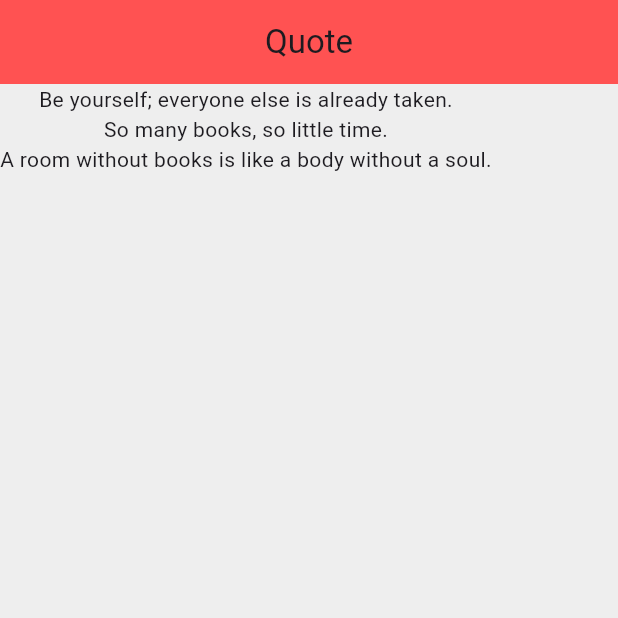
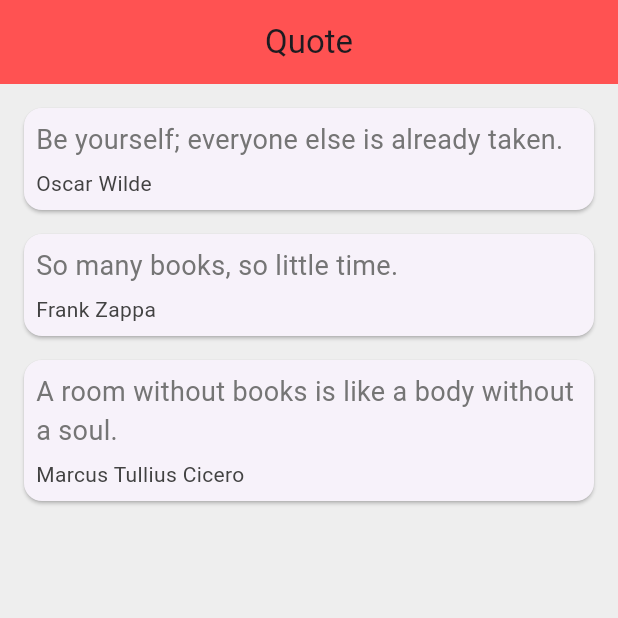
Before and after one commit to dimss113/flutter_tutorial, a Flutter app: the screen it shows after launch, on a phone screen of 412 x 824 dp, the top half of it. Run offline on Flutter 3.47's test engine with Material 3 defaults, Android fonts, the phone set to English and light mode, and no system bars.

Commit message:
feat: add card

```diff
--- a/lib/main.dart
+++ b/lib/main.dart
@@ -2,30 +2,63 @@ import 'package:flutter/cupertino.dart';
 import 'package:flutter/material.dart';
 import 'package:flutter/rendering.dart';
 import 'package:flutter/widgets.dart';
+import 'quote.dart';
 
 void main() {
   runApp(const MaterialApp(
-    home: Quote(),
+    home: QuoteList(),
   ));
 }
 
 // ignore: camel_case_types
-class Quote extends StatefulWidget {
-  const Quote({super.key});
+class QuoteList extends StatefulWidget {
+  const QuoteList({super.key});
 
   @override
   // ignore: library_private_types_in_public_api
-  _QuoteState createState() => _QuoteState();
+  _QuoteListState createState() => _QuoteListState();
 }
 
 // ignore: camel_case_types
-class _QuoteState extends State<Quote> {
+class _QuoteListState extends State<QuoteList> {
+  List<Quote> quotes = [
+    Quote(
+        quote: 'Be yourself; everyone else is already taken.',
+        author: 'Oscar Wilde'),
+    Quote(quote: 'So many books, so little time.', author: 'Frank Zappa'),
+    Quote(
+        quote: 'A room without books is like a body without a soul.',
+        author: 'Marcus Tullius Cicero'),
+  ];
 
-  List<String> quotes = [
-    'Be yourself; everyone else is already taken.',
-    'So many books, so little time.',
-    'A room without books is like a body without a soul.',
-  ];
+  Widget quoteTemplate(quote) {
+    return Card(
+      margin: const EdgeInsets.fromLTRB(16.0, 16.0, 16.0, 0),
+      child: Padding(
+        padding: const EdgeInsets.all(8.0),
+        child: Column(
+          crossAxisAlignment: CrossAxisAlignment.stretch,
+          children: <Widget>[
+            Text(
+              quote.quote,
+              style: TextStyle(
+                fontSize: 18.0,
+                color: Colors.grey[600],
+              )
+            ),
+            const SizedBox(height: 6.0),
+            Text(
+              quote.author,
+              style: TextStyle(
+                fontSize: 14.0,
+                color: Colors.grey[800],
+              )
+            ),
+          ],
+        ),
+      ),
+    );
+  }
 
   @override
   Widget build(BuildContext context) {
@@ -40,7 +73,7 @@ class _QuoteState extends State<Quote> {
           children: <Widget>[
             Column(
               children: quotes.map((quote) {
-                return Text(quote);
+                return quoteTemplate(quote); // Display the first and second quote
               }).toList(), // Display the third quote
             )
           ],
--- /dev/null
+++ b/lib/quote.dart
@@ -0,0 +1,9 @@
+class Quote {
+  final String quote;
+  final String author;
+
+  Quote({required this.quote, required this.author});
+}
+
+
+Quote quote = Quote(quote: 'Be yourself; everyone else is already taken.', author: 'Oscar Wilde');
```
